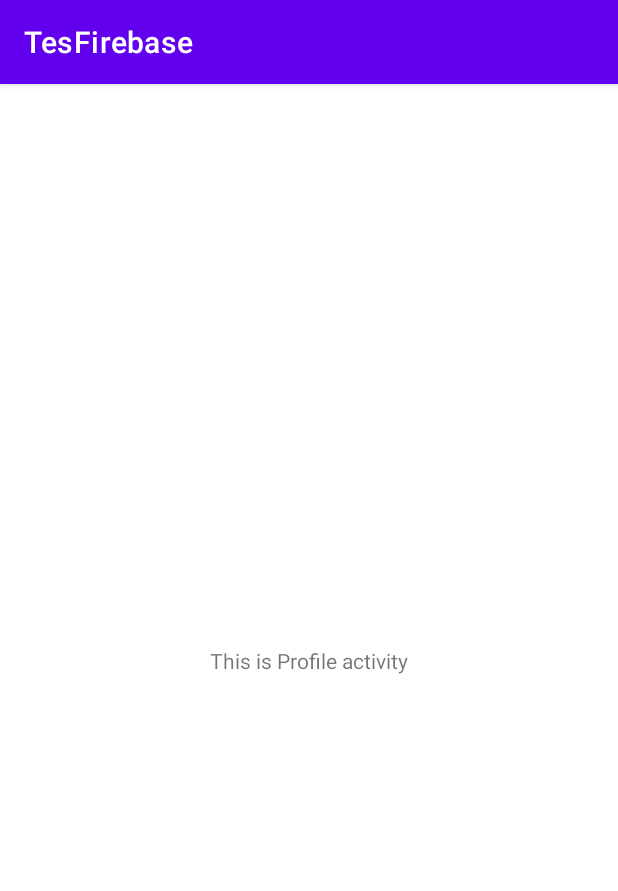
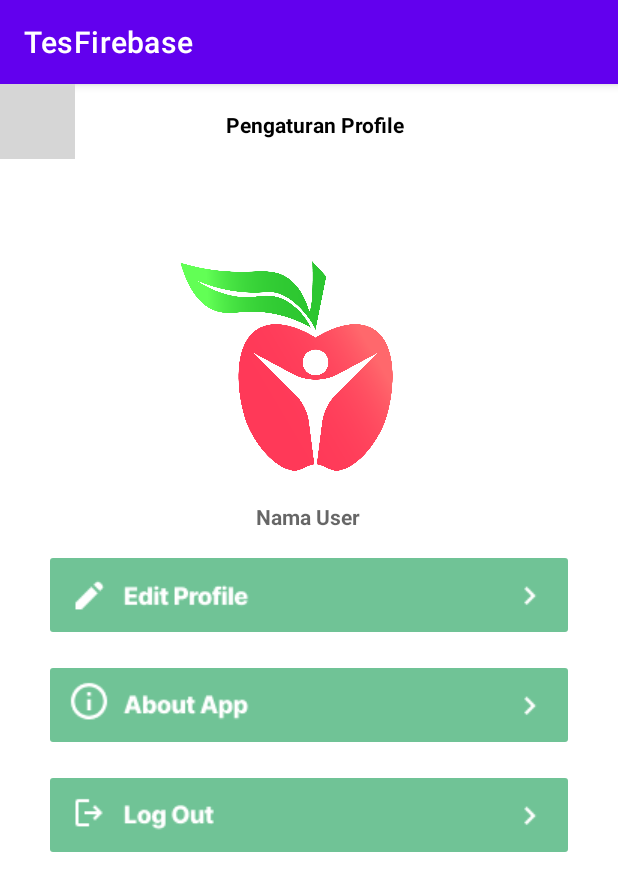
Before and after one commit to FruitMate/Mobile-Development, an Android app: the ProfileActivity screen opened directly, with no data from a screen before it, on a phone screen of 412 x 824 dp. Shown: the top 891 px of the screen. Run offline under Robolectric (Android 15) with nearby library versions, the phone set to English and light mode, and no system bars; grey boxes are pictures that could not be loaded.

Commit message:
pembuatan halaman profile, penambahan color hijau primer, dan perubahan warna pada button"

```diff
--- a/app/src/main/res/layout/activity_login.xml
+++ b/app/src/main/res/layout/activity_login.xml
@@ -104,7 +104,7 @@
             android:layout_width="0dp"
             android:layout_height="wrap_content"
             android:layout_marginTop="24dp"
-            android:backgroundTint="@color/purple_500"
+            android:backgroundTint="@color/hijau_primer"
             android:stateListAnimator="@null"
             android:text="@string/login"
             android:textAllCaps="false"
--- a/app/src/main/res/layout/activity_profile.xml
+++ b/app/src/main/res/layout/activity_profile.xml
@@ -6,13 +6,97 @@
     android:layout_height="match_parent"
     tools:context=".ui.profile.ProfileActivity">
 
-    <TextView
-        android:layout_width="wrap_content"
-        android:layout_height="wrap_content"
-        android:text="This is Profile activity"
+
+    <ImageView
+        android:id="@+id/imageView2"
+        android:layout_width="147dp"
+        android:layout_height="147dp"
+        android:layout_marginStart="87dp"
+        android:layout_marginTop="60dp"
+        android:layout_marginEnd="117dp"
+        android:layout_marginBottom="450dp"
         app:layout_constraintBottom_toBottomOf="parent"
         app:layout_constraintEnd_toEndOf="parent"
         app:layout_constraintStart_toStartOf="parent"
+        app:layout_constraintTop_toTopOf="parent"
+        app:srcCompat="@drawable/logo_fruitmate_partial"
+        tools:ignore="MissingConstraints" />
+
+    <TextView
+        android:id="@+id/nama_user"
+        android:layout_width="wrap_content"
+        android:layout_height="wrap_content"
+        android:layout_marginStart="170dp"
+        android:layout_marginTop="16dp"
+        android:layout_marginEnd="171dp"
+        android:hint="Nama User"
+        android:textStyle="bold"
+        app:layout_constraintEnd_toEndOf="parent"
+        app:layout_constraintStart_toStartOf="parent"
+        app:layout_constraintTop_toBottomOf="@+id/imageView2"
+        tools:ignore="MissingConstraints" />
+
+    <ImageButton
+        android:id="@+id/imageButton"
+        android:layout_width="50dp"
+        android:layout_height="50dp"
+        android:background="@android:color/transparent"
+        android:src="@drawable/arrow_back"
+        app:layout_constraintStart_toStartOf="parent"
+        tools:ignore="MissingConstraints"
+        app:tint="@color/black" />
+
+    <ImageButton
+        android:id="@+id/btn_edit_profile"
+        android:layout_width="wrap_content"
+        android:layout_height="wrap_content"
+        android:layout_marginStart="41dp"
+        android:layout_marginTop="12dp"
+        android:layout_marginEnd="41dp"
+        android:backgroundTint="@color/hijau_primer"
+        android:src="@drawable/edit_profile"
+        app:layout_constraintEnd_toEndOf="parent"
+        app:layout_constraintStart_toStartOf="parent"
+        app:layout_constraintTop_toBottomOf="@+id/nama_user" />
+
+    <ImageButton
+        android:id="@+id/btn_about_app"
+        android:layout_width="wrap_content"
+        android:layout_height="wrap_content"
+        android:layout_marginStart="41dp"
+        android:layout_marginTop="12dp"
+        android:layout_marginEnd="41dp"
+        android:backgroundTint="@color/hijau_primer"
+        android:src="@drawable/about_app"
+        app:layout_constraintEnd_toEndOf="parent"
+        app:layout_constraintStart_toStartOf="parent"
+        app:layout_constraintTop_toBottomOf="@+id/btn_edit_profile" />
+
+    <ImageButton
+        android:id="@+id/btn_log_out"
+        android:layout_width="wrap_content"
+        android:layout_height="wrap_content"
+        android:layout_marginStart="41dp"
+        android:layout_marginTop="12dp"
+        android:layout_marginEnd="41dp"
+        android:backgroundTint="@color/hijau_primer"
+        android:src="@drawable/log_out"
+        app:layout_constraintEnd_toEndOf="parent"
+        app:layout_constraintStart_toStartOf="parent"
+        app:layout_constraintTop_toBottomOf="@+id/btn_about_app" />
+
+    <TextView
+        android:id="@+id/textView2"
+        android:layout_width="132dp"
+        android:layout_height="19dp"
+        android:layout_marginStart="100dp"
+        android:layout_marginTop="17dp"
+        android:layout_marginEnd="129dp"
+        android:text="Pengaturan Profile"
+        android:textStyle="bold"
+        android:textColor="@color/black"
+        app:layout_constraintEnd_toEndOf="parent"
+        app:layout_constraintStart_toEndOf="@+id/imageButton"
         app:layout_constraintTop_toTopOf="parent" />
 
 </androidx.constraintlayout.widget.ConstraintLayout>
--- a/app/src/main/res/layout/activity_register.xml
+++ b/app/src/main/res/layout/activity_register.xml
@@ -124,7 +124,7 @@
             android:id="@+id/btn_register"
             android:layout_width="0dp"
             android:layout_height="wrap_content"
-            android:backgroundTint="@color/purple_500"
+            android:backgroundTint="@color/hijau_primer"
             android:stateListAnimator="@null"
             android:text="@string/register"
             android:textAllCaps="false"
@@ -132,7 +132,7 @@
             app:layout_constraintEnd_toEndOf="parent"
             app:layout_constraintStart_toStartOf="parent"
             app:layout_constraintTop_toBottomOf="@+id/passwordEditTextLayout"
-            app:layout_constraintVertical_bias="0.333"
+            app:layout_constraintVertical_bias="0.234"
             tools:ignore="DuplicateSpeakableTextCheck" />
 
         <LinearLayout
--- a/app/src/main/res/layout/fragment_scan.xml
+++ b/app/src/main/res/layout/fragment_scan.xml
@@ -70,6 +70,7 @@
 
         <Button
             android:id="@+id/btn_upload"
+            android:backgroundTint="@color/hijau_primer"
             android:layout_width="300dp"
             android:layout_height="wrap_content"
             android:layout_marginTop="16dp"
@@ -78,7 +79,7 @@
             app:layout_constraintEnd_toEndOf="parent"
             app:layout_constraintStart_toStartOf="parent"
             app:layout_constraintTop_toBottomOf="@+id/btn_camera"
-            android:text="@string/cek_kematangan_apel"/>
+           android:text="@string/cek_kematangan_buah"/>
 
     </androidx.constraintlayout.widget.ConstraintLayout>
 </ScrollView>
--- /dev/null
+++ b/app/src/main/res/values-night/colors.xml
@@ -0,0 +1,4 @@
+<?xml version="1.0" encoding="utf-8"?>
+<resources>
+    <color name="hijau_primer">#70C396</color>
+</resources>
--- a/app/src/main/res/values-night/strings.xml
+++ b/app/src/main/res/values-night/strings.xml
@@ -1,4 +1,5 @@
 <?xml version="1.0" encoding="utf-8"?>
-<resources>
+<resources xmlns:tools="http://schemas.android.com/tools">
     <string name="name_required_error">Nama Perlu Diisi</string>
+    <string name="cek_kematangan_buah">Cek Kematangan Buah</string>
 </resources>
--- a/app/src/main/res/values/colors.xml
+++ b/app/src/main/res/values/colors.xml
@@ -7,4 +7,5 @@
     <color name="teal_700">#FF018786</color>
     <color name="black">#FF000000</color>
     <color name="white">#FFFFFFFF</color>
+    <color name="hijau_primer">#70C396</color>
 </resources>
--- a/app/src/main/res/values/strings.xml
+++ b/app/src/main/res/values/strings.xml
@@ -1,4 +1,4 @@
-<resources>
+<resources xmlns:tools="http://schemas.android.com/tools">
     <string name="app_name">TesFirebase</string>
     <string name="nama">Nama</string>
     <string name="register">Register</string>
@@ -16,5 +16,5 @@
     <string name="title_history">History</string>
     <string name="title_scan">Scan</string>
     <string name="name_required_error">Nama Perlu Diisi</string>
-    <string name="cek_kematangan_apel">Cek Kematangan Apel</string>
+    <string name="cek_kematangan_buah">Cek Kematangan Buah</string>
 </resources>
```
Also changed, not shown: app/src/main/res/drawable/about_app.png (added), app/src/main/res/drawable/edit_profile.png (added), app/src/main/res/drawable/log_out.png (added), app/src/main/res/drawable/rectangle_1.png (added), 1 other file.
